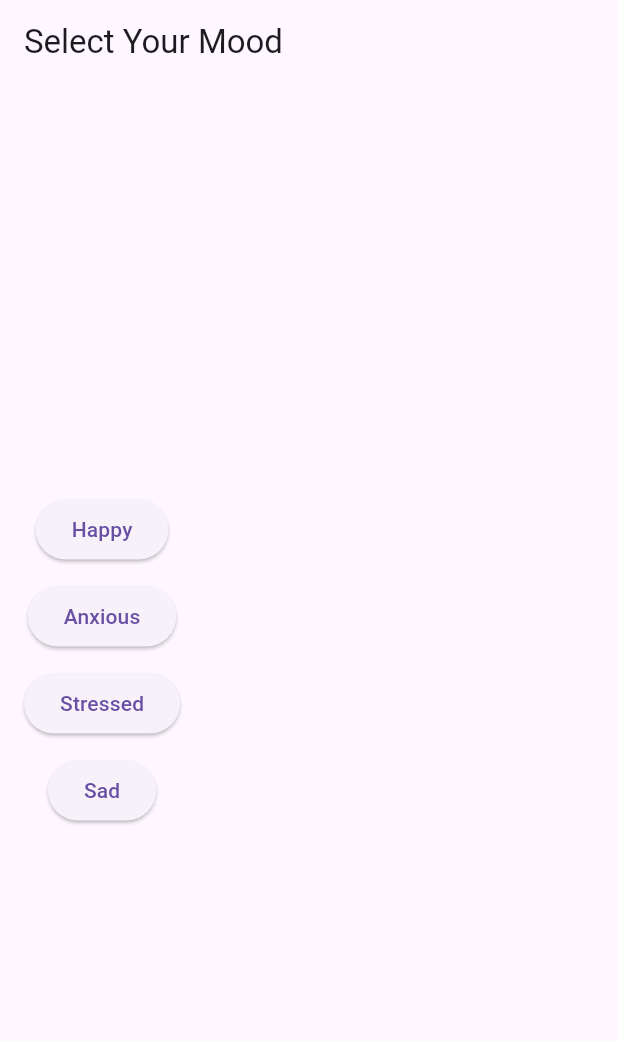
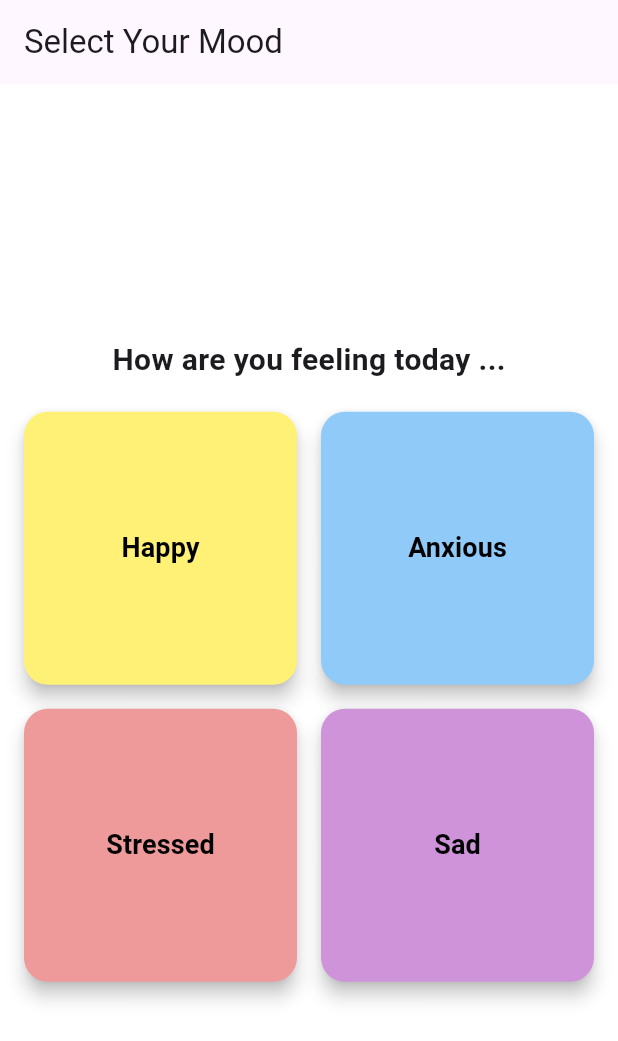
Before and after one commit to santoshjani31/fe_connect_backend, a Flutter app: the MoodsPage screen opened directly, on a phone screen of 412 x 824 dp. Shown: the top 1041 px of the screen. Run offline on Flutter 3.47's test engine with Material 3 defaults, Android fonts, the phone set to English and light mode, and no system bars; our stand-ins replace cloud_firestore, firebase_auth, firebase_core; accounts and stored records are empty.

Commit message:
adds mood page and fixed other things

```diff
--- a/lib/models/activity_model.dart
+++ b/lib/models/activity_model.dart
@@ -11,7 +11,6 @@
     required this.category,
   });
 
-  // Factory method to create an Activity from Firestore document data
   factory Activity.fromFirestore(DocumentSnapshot doc) {
     Map<String, dynamic> data = doc.data() as Map<String, dynamic>;
     return Activity(
--- a/lib/views/moods_page.dart
+++ b/lib/views/moods_page.dart
@@ -1,5 +1,4 @@
 import 'package:flutter/material.dart';
-//import 'home_page.dart';
 import 'basescreen.dart';
 
 class MoodsPage extends StatelessWidget {
@@ -8,60 +7,81 @@
   @override
   Widget build(BuildContext context) {
     return Scaffold(
-      appBar: AppBar(title: const Text('Select Your Mood')),
+      backgroundColor: Colors.white, // Keep the background color white
+      appBar: AppBar(
+        title: const Text('Select Your Mood'),
+      ),
       body: Padding(
         padding: const EdgeInsets.all(16.0),
         child: Column(
           mainAxisAlignment: MainAxisAlignment.center,
           children: [
-            ElevatedButton(
-              onPressed: () {
-                Navigator.pushReplacement(
+            const Text(
+              "How are you feeling today ...",
+              style: TextStyle(fontSize: 20, fontWeight: FontWeight.bold),
+            ),
+            const SizedBox(height: 20), // Spacing between text and buttons
+            GridView.count(
+              crossAxisCount: 2, // Arrange buttons in 2 columns
+              shrinkWrap: true,
+              crossAxisSpacing: 16.0, // Horizontal spacing
+              mainAxisSpacing: 16.0, // Vertical spacing
+              children: [
+                _buildMoodButton(
                   context,
-                  MaterialPageRoute(
-                    builder: (context) => const BaseScreen(),
-                  ),
-                );
-              },
-              child: const Text('Happy'),
-            ),
-            const SizedBox(height: 10),
-            ElevatedButton(
-              onPressed: () {
-                Navigator.pushReplacement(
+                  label: 'Happy',
+                  color: Colors.yellow.shade300,
+                ),
+                _buildMoodButton(
                   context,
-                  MaterialPageRoute(builder: (context) => const BaseScreen()),
-                );
-              },
-              child: const Text('Anxious'),
-            ),
-            const SizedBox(height: 10),
-            ElevatedButton(
-              onPressed: () {
-                Navigator.pushReplacement(
+                  label: 'Anxious',
+                  color: Colors.blue.shade200,
+                ),
+                _buildMoodButton(
                   context,
-                  MaterialPageRoute(
-                    builder: (context) => const BaseScreen(),
-                  ),
-                );
-              },
-              child: const Text('Stressed'),
-            ),
-            const SizedBox(height: 10),
-            ElevatedButton(
-              onPressed: () {
-                Navigator.pushReplacement(
+                  label: 'Stressed',
+                  color: Colors.red.shade200,
+                ),
+                _buildMoodButton(
                   context,
-                  MaterialPageRoute(
-                    builder: (context) => const BaseScreen(),
-                  ),
-                );
-              },
-              child: const Text('Sad'),
+                  label: 'Sad',
+                  color: Colors.purple.shade200,
+                ),
+              ],
             ),
           ],
         ),
       ),
     );
   }
+
+  Widget _buildMoodButton(BuildContext context,
+      {required String label, required Color color}) {
+    return ElevatedButton(
+      onPressed: () {
+        Navigator.pushReplacement(
+          context,
+          MaterialPageRoute(
+            builder: (context) => const BaseScreen(),
+          ),
+        );
+      },
+      style: ElevatedButton.styleFrom(
+        backgroundColor: color,
+        padding: const EdgeInsets.symmetric(horizontal: 20.0, vertical: 20.0),
+        shape: RoundedRectangleBorder(
+          borderRadius: BorderRadius.circular(16.0),
+        ),
+        elevation: 5,
+      ),
+      child: Text(
+        label,
+        style: const TextStyle(
+          fontSize: 18.0,
+          fontWeight: FontWeight.bold,
+          color: Colors.black, // Ensure text is readable on bright backgrounds
+        ),
+      ),
+    );
+  }
 }
--- a/pubspec.yaml
+++ b/pubspec.yaml
@@ -31,3 +31,5 @@
 
 flutter:
   uses-material-design: true
+  assets:
+    - assets/logo.png
```
Also changed, not shown: lib/main.dart (+9 -6 lines), lib/views/animation.dart (added, +55 -0 lines), assets/logo.png (added).
